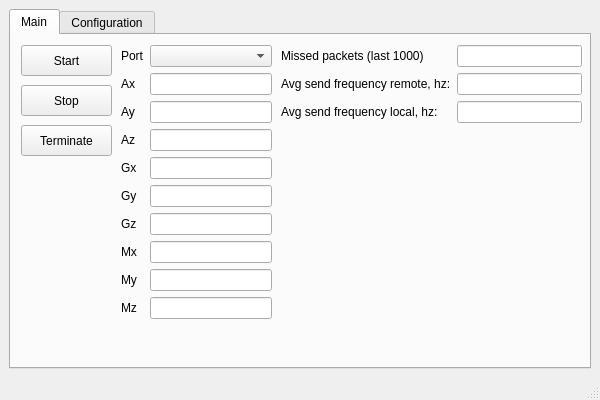
Qt form mainwindow.ui (Rukakuka/Serializer) before a commit.
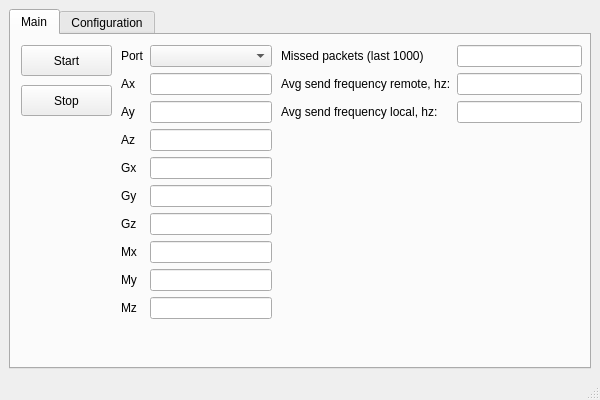
The same form after that commit.

Diff of the .ui file:
```diff
--- a/mainwindow.ui
+++ b/mainwindow.ui
@@ -165,19 +165,6 @@
          <string>Stop</string>
         </property>
        </widget>
-       <widget class="QPushButton" name="btnTerminate">
-        <property name="geometry">
-         <rect>
-          <x>10</x>
-          <y>90</y>
-          <width>91</width>
-          <height>31</height>
-         </rect>
-        </property>
-        <property name="text">
-         <string>Terminate</string>
-        </property>
-       </widget>
        <widget class="QWidget" name="gridLayoutWidget_2">
         <property name="geometry">
          <rect>
```
